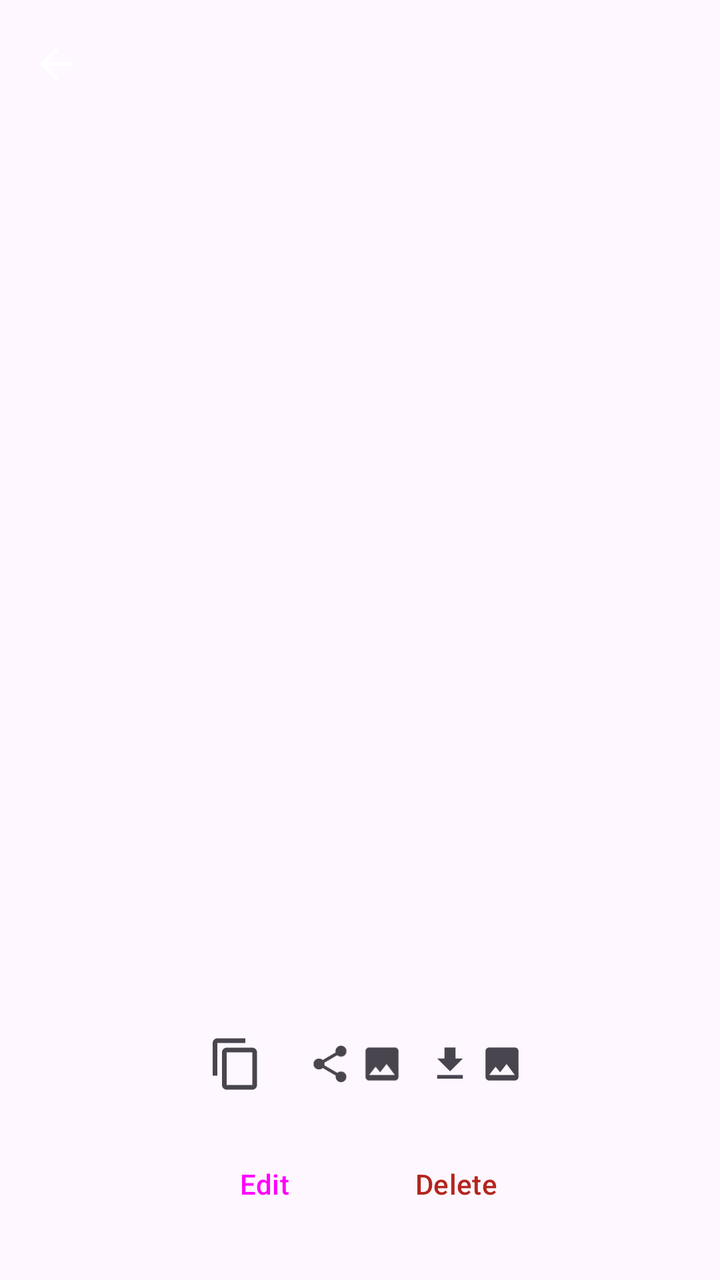
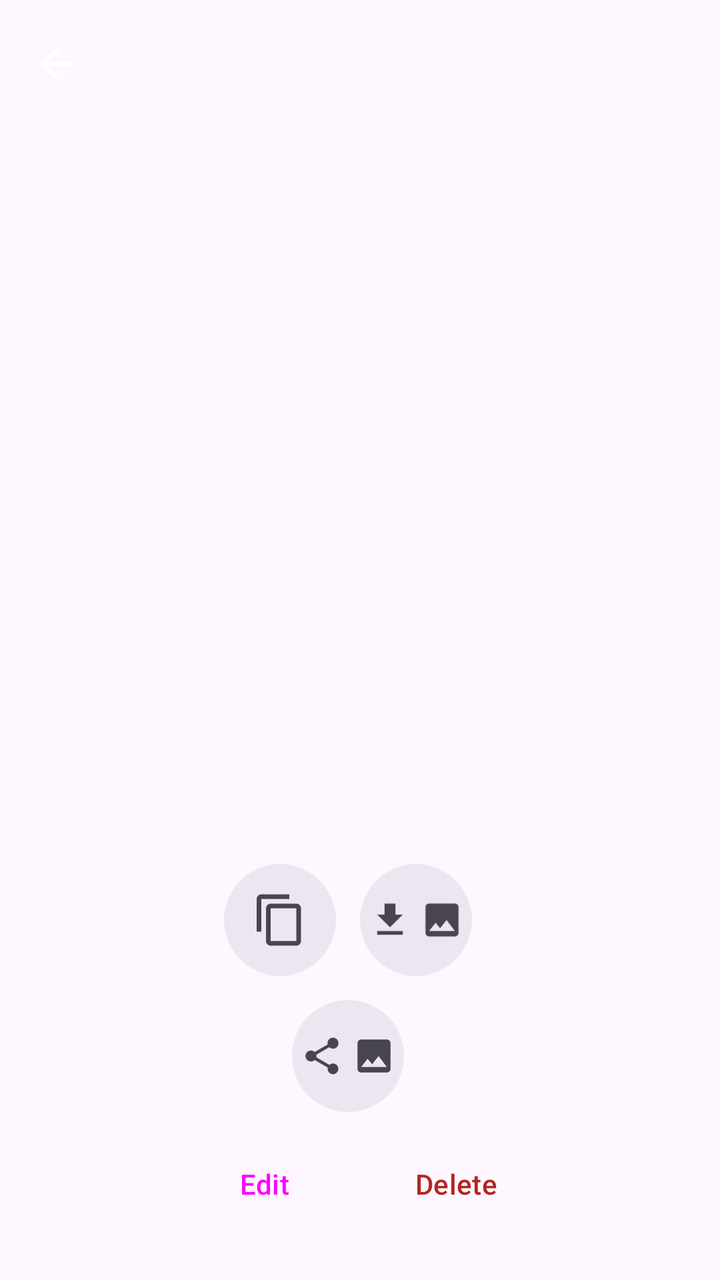

Screens rendered from an Android XML layout before and after an edit, with the pre-edit source and the edit as a unified diff.
<!-- AndroidManifest.xml: application theme Theme.QRCards -->
<!-- res/layout/activity_card_detail.xml -->
<?xml version="1.0" encoding="utf-8"?>
<LinearLayout xmlns:android="http://schemas.android.com/apk/res/android"
    xmlns:app="http://schemas.android.com/apk/res-auto"
    android:layout_width="match_parent"
    android:layout_height="match_parent"
    android:orientation="vertical">

    <com.google.android.material.appbar.MaterialToolbar
        android:id="@+id/toolbar"
        android:layout_width="match_parent"
        android:layout_height="?attr/actionBarSize"
        app:navigationIcon="@drawable/ic_arrow_back" />

    
    <FrameLayout
        android:id="@+id/qrFlipContainer"
        android:layout_width="match_parent"
        android:layout_height="0dp"
        android:layout_weight="1"
        android:clickable="true"
        android:focusable="true"
        android:contentDescription="@string/flip_to_data_desc">

        <ImageView
            android:id="@+id/qrImage"
            android:layout_width="match_parent"
            android:layout_height="match_parent"
            android:adjustViewBounds="true"
            android:contentDescription="@string/qr_code"
            android:padding="24dp"
            android:scaleType="fitCenter" />

        <LinearLayout
            android:id="@+id/qrDataView"
            android:layout_width="match_parent"
            android:layout_height="match_parent"
            android:gravity="center_horizontal"
            android:orientation="vertical"
            android:padding="24dp"
            android:visibility="gone">

            <TextView
                android:layout_width="wrap_content"
                android:layout_height="wrap_content"
                android:text="@string/show_details_title"
                android:textAppearance="?attr/textAppearanceTitleMedium" />

            <ScrollView
                android:id="@+id/dataScroll"
                android:layout_width="match_parent"
                android:layout_height="0dp"
                android:layout_weight="1"
                android:layout_marginTop="12dp">

                <LinearLayout
                    android:id="@+id/dataRows"
                    android:layout_width="match_parent"
                    android:layout_height="wrap_content"
                    android:orientation="vertical" />
            </ScrollView>
            
        </LinearLayout>
    </FrameLayout>

    
    <LinearLayout
        android:id="@+id/actionRow"
        android:layout_width="match_parent"
        android:layout_height="wrap_content"
        android:gravity="center"
        android:orientation="horizontal"
        android:paddingTop="16dp">

        <FrameLayout
            android:id="@+id/copyPayloadButton"
            android:layout_width="56dp"
            android:layout_height="56dp"
            android:layout_marginEnd="4dp"
            android:background="?attr/selectableItemBackgroundBorderless"
            android:clickable="true"
            android:focusable="true"
            android:contentDescription="@string/copy"
            android:tooltipText="@string/copy">

            <ImageView
                android:layout_width="28dp"
                android:layout_height="28dp"
                android:layout_gravity="center"
                android:contentDescription="@null"
                android:src="@drawable/ic_copy"
                app:tint="?attr/colorOnSurfaceVariant" />
        </FrameLayout>

        <FrameLayout
            android:id="@+id/sharePngButton"
            android:layout_width="56dp"
            android:layout_height="56dp"
            android:layout_marginEnd="4dp"
            android:background="?attr/selectableItemBackgroundBorderless"
            android:clickable="true"
            android:focusable="true"
            android:contentDescription="@string/share_png"
            android:tooltipText="@string/share_png">

            <LinearLayout
                android:layout_width="wrap_content"
                android:layout_height="wrap_content"
                android:layout_gravity="center"
                android:orientation="horizontal">

                <ImageView
                    android:layout_width="22dp"
                    android:layout_height="22dp"
                    android:layout_marginEnd="4dp"
                    android:contentDescription="@null"
                    android:src="@drawable/ic_share"
                    app:tint="?attr/colorOnSurfaceVariant" />

                <ImageView
                    android:layout_width="22dp"
                    android:layout_height="22dp"
                    android:contentDescription="@null"
                    android:src="@drawable/ic_image"
                    app:tint="?attr/colorOnSurfaceVariant" />
            </LinearLayout>
        </FrameLayout>

        <FrameLayout
            android:id="@+id/shareVcardButton"
            android:layout_width="56dp"
            android:layout_height="56dp"
            android:layout_marginEnd="4dp"
            android:background="?attr/selectableItemBackgroundBorderless"
            android:clickable="true"
            android:focusable="true"
            android:contentDescription="@string/share_vcard"
            android:tooltipText="@string/share_vcard"
            android:visibility="gone">

            <LinearLayout
                android:layout_width="wrap_content"
                android:layout_height="wrap_content"
                android:layout_gravity="center"
                android:orientation="horizontal">

                <ImageView
                    android:layout_width="22dp"
                    android:layout_height="22dp"
                    android:layout_marginEnd="4dp"
                    android:contentDescription="@null"
                    android:src="@drawable/ic_share"
                    app:tint="?attr/colorOnSurfaceVariant" />

                <ImageView
                    android:layout_width="22dp"
                    android:layout_height="22dp"
                    android:contentDescription="@null"
                    android:src="@drawable/ic_type_contact"
                    app:tint="?attr/colorOnSurfaceVariant" />
            </LinearLayout>
        </FrameLayout>

        <FrameLayout
            android:id="@+id/exportSvgButton"
            android:layout_width="56dp"
            android:layout_height="56dp"
            android:layout_marginEnd="4dp"
            android:background="?attr/selectableItemBackgroundBorderless"
            android:clickable="true"
            android:focusable="true"
            android:contentDescription="@string/export_svg"
            android:tooltipText="@string/export_svg">

            <LinearLayout
                android:layout_width="wrap_content"
                android:layout_height="wrap_content"
                android:layout_gravity="center"
                android:orientation="horizontal">

                <ImageView
                    android:layout_width="22dp"
                    android:layout_height="22dp"
                    android:layout_marginEnd="4dp"
                    android:contentDescription="@null"
                    android:src="@drawable/ic_download"
                    app:tint="?attr/colorOnSurfaceVariant" />

                <ImageView
                    android:layout_width="22dp"
                    android:layout_height="22dp"
                    android:contentDescription="@null"
                    android:src="@drawable/ic_image"
                    app:tint="?attr/colorOnSurfaceVariant" />
            </LinearLayout>
        </FrameLayout>

        <FrameLayout
            android:id="@+id/saveVcardButton"
            android:layout_width="56dp"
            android:layout_height="56dp"
            android:background="?attr/selectableItemBackgroundBorderless"
            android:clickable="true"
            android:focusable="true"
            android:contentDescription="@string/save_vcf"
            android:tooltipText="@string/save_vcf"
            android:visibility="gone">

            <LinearLayout
                android:layout_width="wrap_content"
                android:layout_height="wrap_content"
                android:layout_gravity="center"
                android:orientation="horizontal">

                <ImageView
                    android:layout_width="22dp"
                    android:layout_height="22dp"
                    android:layout_marginEnd="4dp"
                    android:contentDescription="@null"
                    android:src="@drawable/ic_download"
                    app:tint="?attr/colorOnSurfaceVariant" />

                <ImageView
                    android:layout_width="22dp"
                    android:layout_height="22dp"
                    android:contentDescription="@null"
                    android:src="@drawable/ic_type_contact"
                    app:tint="?attr/colorOnSurfaceVariant" />
            </LinearLayout>
        </FrameLayout>
    </LinearLayout>

    
    <LinearLayout
        android:layout_width="match_parent"
        android:layout_height="wrap_content"
        android:gravity="center"
        android:orientation="horizontal"
        android:paddingBottom="24dp"
        android:paddingTop="8dp">

        <Button
            android:id="@+id/editButton"
            android:layout_width="wrap_content"
            android:layout_height="wrap_content"
            android:layout_marginEnd="8dp"
            android:text="@string/edit"
            style="@style/Widget.Material3.Button.OutlinedButton" />

        <Button
            android:id="@+id/deleteButton"
            android:layout_width="wrap_content"
            android:layout_height="wrap_content"
            android:text="@string/delete"
            android:textColor="?attr/colorError"
            style="@style/Widget.Material3.Button.TextButton" />
    </LinearLayout>
</LinearLayout>
<!-- resources referenced by this layout -->
<resources>
  <!-- drawable ic_arrow_back (drawable) -->
  <vector xmlns:android="http://schemas.android.com/apk/res/android"
      android:width="24dp" android:height="24dp"
      android:viewportWidth="24" android:viewportHeight="24">
      <path
          android:fillColor="@android:color/white"
          android:pathData="M20,11H7.83l5.59,-5.59L12,4l-8,8 8,8 1.41,-1.41L7.83,13H20v-2z" />
  </vector>
  <!-- drawable ic_copy (drawable) -->
  <vector xmlns:android="http://schemas.android.com/apk/res/android" android:width="24dp" android:height="24dp" android:viewportWidth="24" android:viewportHeight="24">
  <path android:fillColor="@android:color/white" android:pathData="M16,1L4,1c-1.1,0 -2,0.9 -2,2v14h2L4,3h12L16,1zM19,5L8,5c-1.1,0 -2,0.9 -2,2v14c0,1.1 0.9,2 2,2h11c1.1,0 2,-0.9 2,-2L21,7c0,-1.1 -0.9,-2 -2,-2zM19,21L8,21L8,7h11v14z"/>
  </vector>
  <!-- drawable ic_download (drawable) -->
  <vector xmlns:android="http://schemas.android.com/apk/res/android" android:width="24dp" android:height="24dp" android:viewportWidth="24" android:viewportHeight="24">
  <path android:fillColor="@android:color/white" android:pathData="M19,9h-4L15,3L9,3v6L5,9l7,7 7,-7zM5,18v2h14v-2L5,18z"/>
  </vector>
  <!-- drawable ic_image (drawable) -->
  <vector xmlns:android="http://schemas.android.com/apk/res/android" android:width="24dp" android:height="24dp" android:viewportWidth="24" android:viewportHeight="24">
  <path android:fillColor="@android:color/white" android:pathData="M21,19L21,5c0,-1.1 -0.9,-2 -2,-2L5,3c-1.1,0 -2,0.9 -2,2v14c0,1.1 0.9,2 2,2h14c1.1,0 2,-0.9 2,-2zM8.5,13.5l2.5,3.01L14.5,12l4.5,6L5,18l3.5,-4.5z"/>
  </vector>
  <!-- drawable ic_share (drawable) -->
  <vector xmlns:android="http://schemas.android.com/apk/res/android" android:width="24dp" android:height="24dp" android:viewportWidth="24" android:viewportHeight="24">
  <path android:fillColor="@android:color/white" android:pathData="M18,16.08c-0.76,0 -1.44,0.3 -1.96,0.77L8.91,12.7c0.05,-0.23 0.09,-0.46 0.09,-0.7s-0.04,-0.47 -0.09,-0.7l7.05,-4.11c0.54,0.5 1.25,0.81 2.04,0.81 1.66,0 3,-1.34 3,-3s-1.34,-3 -3,-3 -3,1.34 -3,3c0,0.24 0.04,0.47 0.09,0.7L8.04,9.81C7.5,9.31 6.79,9 6,9c-1.66,0 -3,1.34 -3,3s1.34,3 3,3c0.79,0 1.5,-0.31 2.04,-0.81l7.12,4.16c-0.05,0.21 -0.08,0.43 -0.08,0.65 0,1.61 1.31,2.92 2.92,2.92 1.61,0 2.92,-1.31 2.92,-2.92s-1.31,-2.92 -2.92,-2.92z"/>
  </vector>
  <!-- drawable ic_type_contact (drawable) -->
  <vector xmlns:android="http://schemas.android.com/apk/res/android" android:width="24dp" android:height="24dp" android:viewportWidth="24" android:viewportHeight="24">
  <path android:fillColor="@android:color/white" android:pathData="M12,12c2.21,0 4,-1.79 4,-4s-1.79,-4 -4,-4 -4,1.79 -4,4 1.79,4 4,4zM12,14c-2.67,0 -8,1.34 -8,4v2h16v-2c0,-2.66 -5.33,-4 -8,-4z"/>
  </vector>
  <string name="copy">Copy</string>
  <string name="delete">Delete</string>
  <string name="edit">Edit</string>
  <string name="export_svg">Export SVG</string>
  <string name="flip_to_data_desc">Show the encoded data behind this code</string>
  <string name="qr_code">QR code</string>
  <string name="save_vcf">Save .vcf</string>
  <string name="share_png">Share PNG</string>
  <string name="share_vcard">Share vCard</string>
  <string name="show_details_title">Card details</string>
  <style name="Theme.QRCards" parent="Theme.Material3.DayNight.NoActionBar" />
</resources>

<!-- the commit's change to res/layout/activity_card_detail.xml (unified diff, before → after) -->
@@ -64,7 +64,7 @@
 
     
     <LinearLayout
-        android:id="@+id/actionRow"
+        android:id="@+id/actionRowTop"
         android:layout_width="match_parent"
         android:layout_height="wrap_content"
         android:gravity="center"
@@ -75,8 +75,8 @@
             android:id="@+id/copyPayloadButton"
             android:layout_width="56dp"
             android:layout_height="56dp"
-            android:layout_marginEnd="4dp"
-            android:background="?attr/selectableItemBackgroundBorderless"
+            android:layout_marginEnd="12dp"
+            android:background="@drawable/bg_oval_button"
             android:clickable="true"
             android:focusable="true"
             android:contentDescription="@string/copy"
@@ -92,11 +92,88 @@
         </FrameLayout>
 
         <FrameLayout
+            android:id="@+id/exportSvgButton"
+            android:layout_width="56dp"
+            android:layout_height="56dp"
+            android:layout_marginEnd="12dp"
+            android:background="@drawable/bg_oval_button"
+            android:clickable="true"
+            android:focusable="true"
+            android:contentDescription="@string/export_svg"
+            android:tooltipText="@string/export_svg">
+
+            <LinearLayout
+                android:layout_width="wrap_content"
+                android:layout_height="wrap_content"
+                android:layout_gravity="center"
+                android:orientation="horizontal">
+
+                <ImageView
+                    android:layout_width="22dp"
+                    android:layout_height="22dp"
+                    android:layout_marginEnd="4dp"
+                    android:contentDescription="@null"
+                    android:src="@drawable/ic_download"
+                    app:tint="?attr/colorOnSurfaceVariant" />
+
+                <ImageView
+                    android:layout_width="22dp"
+                    android:layout_height="22dp"
+                    android:contentDescription="@null"
+                    android:src="@drawable/ic_image"
+                    app:tint="?attr/colorOnSurfaceVariant" />
+            </LinearLayout>
+        </FrameLayout>
+
+        <FrameLayout
+            android:id="@+id/saveVcardButton"
+            android:layout_width="56dp"
+            android:layout_height="56dp"
+            android:background="@drawable/bg_oval_button"
+            android:clickable="true"
+            android:focusable="true"
+            android:contentDescription="@string/save_vcf"
+            android:tooltipText="@string/save_vcf"
+            android:visibility="gone">
+
+            <LinearLayout
+                android:layout_width="wrap_content"
+                android:layout_height="wrap_content"
+                android:layout_gravity="center"
+                android:orientation="horizontal">
+
+                <ImageView
+                    android:layout_width="22dp"
+                    android:layout_height="22dp"
+                    android:layout_marginEnd="4dp"
+                    android:contentDescription="@null"
+                    android:src="@drawable/ic_download"
+                    app:tint="?attr/colorOnSurfaceVariant" />
+
+                <ImageView
+                    android:layout_width="22dp"
+                    android:layout_height="22dp"
+                    android:contentDescription="@null"
+                    android:src="@drawable/ic_type_contact"
+                    app:tint="?attr/colorOnSurfaceVariant" />
+            </LinearLayout>
+        </FrameLayout>
+    </LinearLayout>
+
+    <LinearLayout
+        android:id="@+id/actionRowMiddle"
+        android:layout_width="match_parent"
+        android:layout_height="wrap_content"
+        android:gravity="center"
+        android:orientation="horizontal"
+        android:paddingTop="12dp">
+
+        <FrameLayout
             android:id="@+id/sharePngButton"
             android:layout_width="56dp"
             android:layout_height="56dp"
-            android:layout_marginEnd="4dp"
-            android:background="?attr/selectableItemBackgroundBorderless"
+            android:layout_marginEnd="12dp"
+            android:background="@drawable/bg_oval_button"
             android:clickable="true"
             android:focusable="true"
             android:contentDescription="@string/share_png"
@@ -129,8 +206,7 @@
             android:id="@+id/shareVcardButton"
             android:layout_width="56dp"
             android:layout_height="56dp"
-            android:layout_marginEnd="4dp"
-            android:background="?attr/selectableItemBackgroundBorderless"
+            android:background="@drawable/bg_oval_button"
             android:clickable="true"
             android:focusable="true"
             android:contentDescription="@string/share_vcard"
@@ -149,74 +225,6 @@
                     android:layout_marginEnd="4dp"
                     android:contentDescription="@null"
                     android:src="@drawable/ic_share"
-                    app:tint="?attr/colorOnSurfaceVariant" />
-
-                <ImageView
-                    android:layout_width="22dp"
-                    android:layout_height="22dp"
-                    android:contentDescription="@null"
-                    android:src="@drawable/ic_type_contact"
-                    app:tint="?attr/colorOnSurfaceVariant" />
-            </LinearLayout>
-        </FrameLayout>
-
-        <FrameLayout
-            android:id="@+id/exportSvgButton"
-            android:layout_width="56dp"
-            android:layout_height="56dp"
-            android:layout_marginEnd="4dp"
-            android:background="?attr/selectableItemBackgroundBorderless"
-            android:clickable="true"
-            android:focusable="true"
-            android:contentDescription="@string/export_svg"
-            android:tooltipText="@string/export_svg">
-
-            <LinearLayout
-                android:layout_width="wrap_content"
-                android:layout_height="wrap_content"
-                android:layout_gravity="center"
-                android:orientation="horizontal">
-
-                <ImageView
-                    android:layout_width="22dp"
-                    android:layout_height="22dp"
-                    android:layout_marginEnd="4dp"
-                    android:contentDescription="@null"
-                    android:src="@drawable/ic_download"
-                    app:tint="?attr/colorOnSurfaceVariant" />
-
-                <ImageView
-                    android:layout_width="22dp"
-                    android:layout_height="22dp"
-                    android:contentDescription="@null"
-                    android:src="@drawable/ic_image"
-                    app:tint="?attr/colorOnSurfaceVariant" />
-            </LinearLayout>
-        </FrameLayout>
-
-        <FrameLayout
-            android:id="@+id/saveVcardButton"
-            android:layout_width="56dp"
-            android:layout_height="56dp"
-            android:background="?attr/selectableItemBackgroundBorderless"
-            android:clickable="true"
-            android:focusable="true"
-            android:contentDescription="@string/save_vcf"
-            android:tooltipText="@string/save_vcf"
-            android:visibility="gone">
-
-            <LinearLayout
-                android:layout_width="wrap_content"
-                android:layout_height="wrap_content"
-                android:layout_gravity="center"
-                android:orientation="horizontal">
-
-                <ImageView
-                    android:layout_width="22dp"
-                    android:layout_height="22dp"
-                    android:layout_marginEnd="4dp"
-                    android:contentDescription="@null"
-                    android:src="@drawable/ic_download"
                     app:tint="?attr/colorOnSurfaceVariant" />
 
                 <ImageView
@@ -236,7 +244,7 @@
         android:gravity="center"
         android:orientation="horizontal"
         android:paddingBottom="24dp"
-        android:paddingTop="8dp">
+        android:paddingTop="12dp">
 
         <Button
             android:id="@+id/editButton"
<!-- resource entries referenced after the edit -->
@@ -1,5 +1,22 @@
 <!-- resources referenced by this layout -->
 <resources>
+  <!-- drawable bg_oval_button (drawable) -->
+  <?xml version="1.0" encoding="utf-8"?>
+  <ripple xmlns:android="http://schemas.android.com/apk/res/android"
+      android:color="?attr/colorControlHighlight">
+      <item android:id="@android:id/mask">
+          <shape android:shape="rectangle">
+              <corners android:radius="28dp" />
+              <solid android:color="@android:color/white" />
+          </shape>
+      </item>
+      <item>
+          <shape android:shape="rectangle">
+              <corners android:radius="28dp" />
+              <solid android:color="?attr/colorSurfaceContainerHigh" />
+          </shape>
+      </item>
+  </ripple>
   <!-- drawable ic_arrow_back (drawable) -->
   <vector xmlns:android="http://schemas.android.com/apk/res/android"
       android:width="24dp" android:height="24dp"
